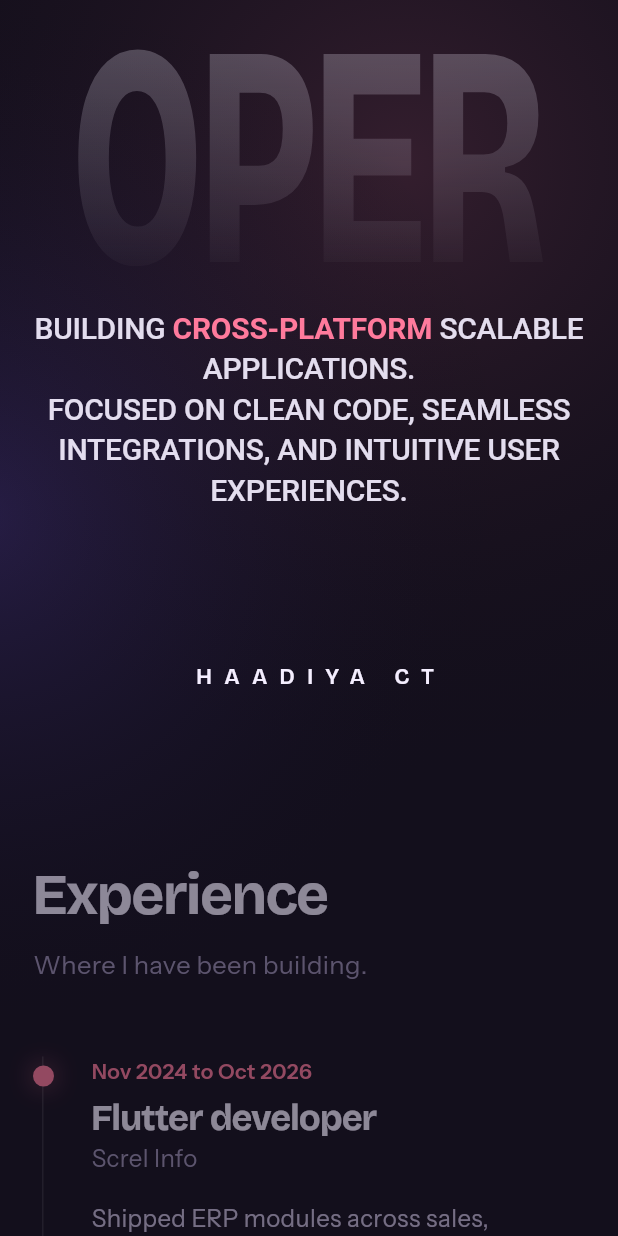
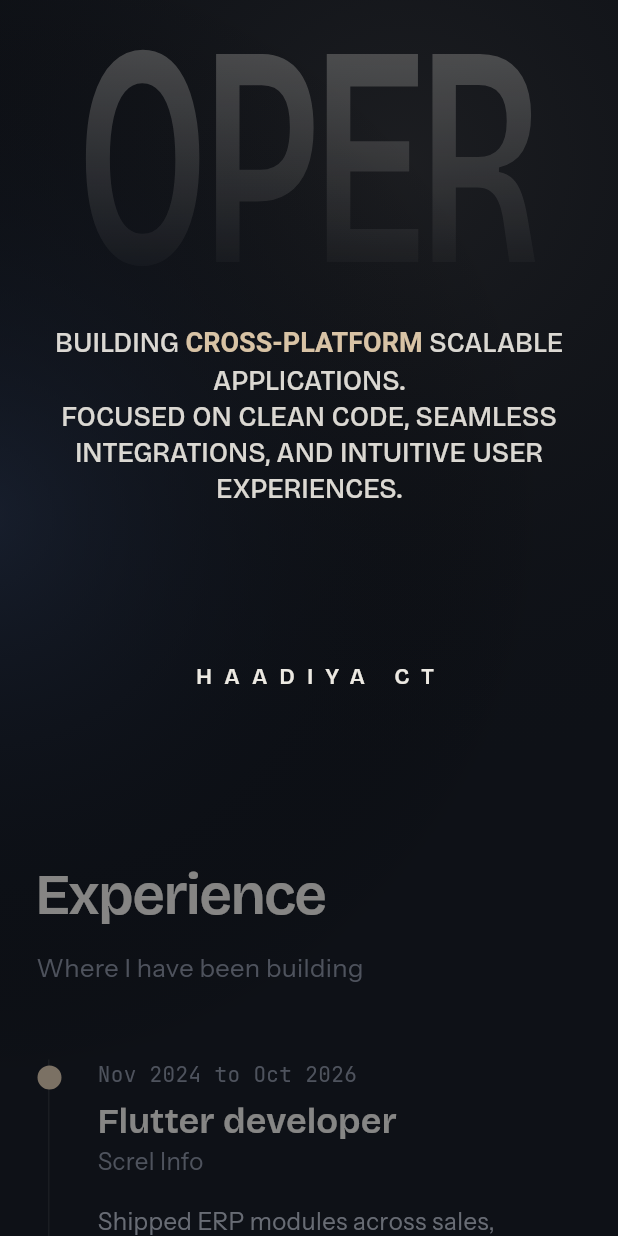
Before and after one commit to haadiyaa/hadiyaa-portfolio, a Flutter app: the screen it shows after launch, scrolled down 1152 dp, on a phone screen of 412 x 824 dp. Run offline on Flutter 3.47's test engine with Material 3 defaults, Android fonts, the phone set to English and light mode, and no system bars; our stand-ins replace flutter_riverpod, google_fonts.

Commit message:
refactor: update design system, theme, and component structure

```diff
--- a/lib/core/constants.dart
+++ b/lib/core/constants.dart
@@ -9,9 +9,8 @@ class K {
   static const email = 'haadiyact@gmail.com';
   static const linkedin = 'https://www.linkedin.com/in/haadiya-ct-47775621b/';
   static const github = 'https://github.com/haadiyaa';
-  static const tagline = 'I build Flutter apps that stay fast and usable offline, from restaurant ERPs to live analytics dashboards.';
-  static const contactTitle = 'Let\'s build something\npeople enjoy using.';
-  static const footer = 'Haadiya CT, Kozhikode, Kerala. Built with Flutter.';
+  static const contactTitle = 'Need a Flutter developer?\nGet in touch';
+  static const footer = 'Haadiya CT, Kozhikode, Kerala. Built with Flutter';
   static const introLines = [
     "BUILDING *CROSS-PLATFORM* SCALABLE APPLICATIONS.",
     'FOCUSED ON CLEAN CODE, SEAMLESS INTEGRATIONS, AND INTUITIVE USER EXPERIENCES.',
@@ -46,12 +45,14 @@ class K {
 
   static const mobileBp = 700.0, wideBp = 900.0, tabletBp = 1100.0, maxWidth = 1280.0, gap = 24.0;
 
+  // One neutral ramp tinted toward the navy of her blazer, warm off-white text from her hijab,
+  // and a single muted sand accent taken from the same fabric. Used rarely.
   static const dark = Palette(
-      bg: Color(0xFF130F1C), card: Color(0xFF1C1628), ink: Color(0xFFF4EEFF), soft: Color(0xFFC9BEDD),
-      muted: Color(0xFF9A8FB3), line: Color(0x1FFFFFFF), accent: Color(0xFFFF7A9C), onAccent: Color(0xFF1A0B12), glow: Color(0xFF7C5CFF));
+      bg: Color(0xFF0E1117), card: Color(0xFF151A22), ink: Color(0xFFECE9E2), soft: Color(0xFFB4B9C4),
+      muted: Color(0xFF858B99), line: Color(0x1AECE9E2), accent: Color(0xFFD8C3A5), onAccent: Color(0xFF17130B), glow: Color(0xFF1B2436));
   static const light = Palette(
-      bg: Color(0xFFF7F4FC), card: Color(0xFFFFFFFF), ink: Color(0xFF1B1230), soft: Color(0xFF4A3F63),
-      muted: Color(0xFF7A6F92), line: Color(0x1F1B1230), accent: Color(0xFFD81B60), onAccent: Color(0xFFFFFFFF), glow: Color(0xFFFFA8C5));
+      bg: Color(0xFFF4F2EE), card: Color(0xFFFFFFFF), ink: Color(0xFF15181F), soft: Color(0xFF444A57),
+      muted: Color(0xFF6B7180), line: Color(0x1A15181F), accent: Color(0xFF7E5F2B), onAccent: Color(0xFFFFFFFF), glow: Color(0xFFDDE2EC));
 
   static const stats = [Stat('3+', 'years shipping Flutter'), Stat('5+', 'apps built'), Stat('4', 'platforms, one codebase')];
 
--- a/lib/core/responsive.dart
+++ b/lib/core/responsive.dart
@@ -7,7 +7,7 @@ extension Responsive on BuildContext {
   double get pin => h * K.pinFactor; // scroll distance the hero stays pinned for
   bool get mob => w < K.mobileBp;
   bool get wide => w >= K.wideBp;
-  double get pad => w < K.mobileBp ? 22 : (w < K.tabletBp ? 44 : 80);
+  double get pad => w < K.mobileBp ? 24 : (w < K.tabletBp ? 44 : 80);
   /// One fixed height for every project card. Two narrow columns (900 to 1100px) need the most room.
   double get cardH => w < 500 ? 520 : (w < K.wideBp ? 400 : (w < K.tabletBp ? 470 : 430));
 }
--- a/lib/core/theme.dart
+++ b/lib/core/theme.dart
@@ -1,6 +1,6 @@
 import 'package:flutter/material.dart';
 import 'package:google_fonts/google_fonts.dart';
-import 'package:haadiya_portfolio/core/constants.dart';
+import 'constants.dart';
 
 /// Colors that change between light and dark mode.
 @immutable
@@ -30,5 +30,10 @@ extension ThemeX on BuildContext {
   Palette get p => Theme.of(this).extension<Palette>()!;
 }
 
+/// Display and headings. Weight 600 at most; tight tracking only on large sizes.
 TextStyle head(BuildContext c, double s, [Color? color]) => GoogleFonts.bricolageGrotesque(
-    fontSize: s, fontWeight: FontWeight.w700, height: 1.05, letterSpacing: -s * .03, color: color ?? c.p.ink);
+    fontSize: s, fontWeight: FontWeight.w600, height: 1.05, letterSpacing: s >= 32 ? -s * .03 : 0, color: color ?? c.p.ink);
+
+/// Meta text: dates, project types, tags.
+TextStyle mono(BuildContext c, double s, [Color? color]) =>
+    GoogleFonts.jetBrainsMono(fontSize: s, fontWeight: FontWeight.w400, height: 1.4, color: color ?? c.p.muted);
--- a/lib/views/sections/experience_section.dart
+++ b/lib/views/sections/experience_section.dart
@@ -1,17 +1,17 @@
 import 'package:flutter/material.dart';
 import 'package:flutter_riverpod/flutter_riverpod.dart';
-import 'package:haadiya_portfolio/core/constants.dart';
-import 'package:haadiya_portfolio/viewmodels/portfolio_vm.dart';
-import 'package:haadiya_portfolio/widgets/reveal.dart';
-import 'package:haadiya_portfolio/widgets/section_block.dart';
-import 'package:haadiya_portfolio/widgets/timeline_item.dart';
+import '../../core/constants.dart';
+import '../../viewmodels/portfolio_vm.dart';
+import '../../widgets/reveal.dart';
+import '../../widgets/section_block.dart';
+import '../../widgets/timeline_item.dart';
 
 class ExperienceSection extends ConsumerWidget {
   const ExperienceSection({super.key});
   @override
   Widget build(BuildContext context, WidgetRef ref) {
     final jobs = ref.watch(portfolioProvider).jobs;
-    return SectionBlock(0, K.navLinks[0], 'Where I have been building.', Column(children: [
+    return SectionBlock(0, K.navLinks[0], 'Where I have been building', Column(children: [
       for (var i = 0; i < jobs.length; i++) Reveal(delay: i * 120, child: TimelineItem(jobs[i], highlight: i == 0)),
     ]));
   }
--- a/lib/views/sections/hero_section.dart
+++ b/lib/views/sections/hero_section.dart
@@ -1,6 +1,5 @@
 import 'dart:math' as math;
 import 'package:flutter/material.dart';
-import 'package:haadiya_portfolio/widgets/particle_character.dart';
 import '../../core/constants.dart';
 import '../../core/responsive.dart';
 import '../../viewmodels/hero_vm.dart';
@@ -8,6 +7,7 @@ import '../../widgets/floating_character.dart';
 import '../../widgets/hero_intro.dart';
 import '../../widgets/hero_name.dart';
 import '../../widgets/hero_word.dart';
+import '../../widgets/particle_character.dart';
 import '../../widgets/scroll_hint.dart';
 
 /// The hero stays pinned for a while as you scroll: the character lifts away and the intro
@@ -74,7 +74,7 @@ class HeroSection extends StatelessWidget {
                                             child: FloatingCharacter(loop, charH,
                                                 shadowOpacity: _fade(intro.value, .75, 1) * (1 - phase(p, 0, .3)),
                                                 image: ParticleCharacter(width: charH * K.characterAspect, height: charH, lift: p, mouse: mouse)))),
-                                const SizedBox(height: 14),
+                                const SizedBox(height: 16),
                                 Opacity(opacity: _fade(intro.value, .75, 1), child: HeroName(K.name.toUpperCase())),
                               ]))),
                       if (!mob)
--- a/lib/views/sections/stack_section.dart
+++ b/lib/views/sections/stack_section.dart
@@ -13,7 +13,7 @@ class StackSection extends ConsumerWidget {
   @override
   Widget build(BuildContext context, WidgetRef ref) {
     final groups = ref.watch(portfolioProvider).stack;
-    return SectionBlock(2, K.navLinks[2], 'The tools I reach for.', Column(children: [
+    return SectionBlock(2, K.navLinks[2], 'The tools I reach for', Column(children: [
       for (var i = 0; i < groups.length; i++)
         Reveal(
             delay: i * 100,
--- a/lib/views/sections/work_section.dart
+++ b/lib/views/sections/work_section.dart
@@ -11,6 +11,6 @@ class WorkSection extends ConsumerWidget {
   @override
   Widget build(BuildContext context, WidgetRef ref) {
     final projects = ref.watch(portfolioProvider).projects;
-    return SectionBlock(1, K.navLinks[1], 'Products I have built and shipped.', Reveal(child: ProjectMarquee(projects)));
+    return SectionBlock(1, K.navLinks[1], 'Products I have built and shipped', Reveal(child: ProjectMarquee(projects)));
   }
 }
--- a/lib/widgets/floating_character.dart
+++ b/lib/widgets/floating_character.dart
@@ -25,7 +25,7 @@ class FloatingCharacter extends StatelessWidget {
                 opacity: shadowOpacity,
                 child: Container(
                 width: width * .55 * (1 - .06 * bob),
-                height: 18,
+                height: 16,
                 decoration: BoxDecoration(
                     borderRadius: BorderRadius.circular(40),
                     boxShadow: [BoxShadow(color: Colors.black.withOpacity(shadow), blurRadius: 30, spreadRadius: 4)]))),
--- a/lib/widgets/hero_intro.dart
+++ b/lib/widgets/hero_intro.dart
@@ -10,10 +10,8 @@ class HeroIntro extends StatelessWidget {
   const HeroIntro(this.progress, {super.key});
   @override
   Widget build(BuildContext context) {
-    final pal = context.p,
-        size = (context.w * .024).clamp(18.0, 34.0).toDouble();
-    final base = head(context, size, pal.ink.withOpacity(.92)).copyWith(
-        fontWeight: FontWeight.w500, height: 1.35, letterSpacing: -size * .01);
+    final pal = context.p, size = (context.w * .024).clamp(18.0, 34.0).toDouble();
+    final base = head(context, size, pal.ink.withOpacity(.92)).copyWith(fontWeight: FontWeight.w500, height: 1.35, letterSpacing: 0);
     return Padding(
         padding: EdgeInsets.symmetric(horizontal: context.pad),
         child: Column(mainAxisSize: MainAxisSize.min, children: [
@@ -25,20 +23,10 @@ class HeroIntro extends StatelessWidget {
                   child: Transform.translate(
                       offset: Offset(0, (1 - t) * 28),
                       child: Text.rich(
-                          TextSpan(
-                            style: TextStyle(fontSize: context.mob ? 20 : 30),
-                            children: [
-                              for (final (text, highlight)
-                                  in marked(K.introLines[i]))
-                                TextSpan(
-                                    text: text,
-                                    style: highlight
-                                        ? TextStyle(
-                                            color: pal.accent,
-                                            fontWeight: FontWeight.w700)
-                                        : null),
-                            ],
-                          ),
+                          TextSpan(children: [
+                            for (final (text, highlight) in marked(K.introLines[i]))
+                              TextSpan(text: text, style: highlight ? TextStyle(color: pal.accent, fontWeight: FontWeight.w600) : null),
+                          ]),
                           textAlign: TextAlign.center,
                           style: base)));
             }),
--- a/lib/widgets/hero_word.dart
+++ b/lib/widgets/hero_word.dart
@@ -27,7 +27,7 @@ class HeroWord extends StatelessWidget {
     final size = mob ? context.w * .30 : 400.0;
     final padV = size * .3, padH = size * .08; // room so nothing leaves the mask, letters never get cut
     final wide = math.min(context.w * .98, context.h * 2.4); // may break out of the page padding
-    final style = GoogleFonts.bricolageGrotesque(fontSize: size, fontWeight: FontWeight.w800, height: .85, letterSpacing: -size * .04, color: Colors.white);
+    final style = GoogleFonts.bricolageGrotesque(fontSize: size, fontWeight: FontWeight.w600, height: .85, letterSpacing: -size * .04, color: Colors.white);
     var n = 0;
     final lines = [
       for (final line in mob ? K.heroWordMobile : [K.heroWord])
--- a/lib/widgets/section_block.dart
+++ b/lib/widgets/section_block.dart
@@ -19,7 +19,7 @@ class SectionBlock extends StatelessWidget {
         Reveal(
             child: Column(crossAxisAlignment: CrossAxisAlignment.start, children: [
           Text(title, style: head(context, context.mob ? 38 : 60)),
-          const SizedBox(height: 14),
+          const SizedBox(height: 16),
           Text(subtitle, style: TextStyle(color: context.p.muted, fontSize: 17)),
         ])),
         const SizedBox(height: 44),
--- a/lib/widgets/timeline_item.dart
+++ b/lib/widgets/timeline_item.dart
@@ -1,7 +1,7 @@
 import 'package:flutter/material.dart';
-import 'package:haadiya_portfolio/models/models.dart';
-import 'package:haadiya_portfolio/core/responsive.dart';
-import 'package:haadiya_portfolio/core/theme.dart';
+import '../core/responsive.dart';
+import '../core/theme.dart';
+import '../models/models.dart';
 
 class TimelineItem extends StatelessWidget {
   final Job job;
@@ -11,21 +11,21 @@ class TimelineItem extends StatelessWidget {
   Widget build(BuildContext context) {
     final p = context.p;
     return Container(
-        margin: const EdgeInsets.only(left: 6),
+        margin: const EdgeInsets.only(left: 8),
         padding: const EdgeInsets.only(left: 32, bottom: 48),
         decoration: BoxDecoration(border: Border(left: BorderSide(color: p.line))),
         child: Stack(clipBehavior: Clip.none, children: [
           Positioned(
-              left: -39, top: 6,
+              left: -40, top: 4,
               child: Container(
-                  width: 14, height: 14,
+                  width: 16, height: 16,
                   decoration: BoxDecoration(
                       shape: BoxShape.circle,
                       color: highlight ? p.accent : p.bg,
                       border: Border.all(color: highlight ? p.accent : p.muted, width: 2),
-                      boxShadow: highlight ? [BoxShadow(color: p.accent.withValues(alpha: .5), blurRadius: 14)] : []))),
+))),
           Column(crossAxisAlignment: CrossAxisAlignment.start, children: [
-            Text(job.when, style: TextStyle(color: p.accent, fontWeight: FontWeight.w600)),
+            Text(job.when, style: mono(context, 14)),
             const SizedBox(height: 8),
             Text(job.role, style: head(context, context.mob ? 24 : 30)),
             const SizedBox(height: 4),
```
Also changed, not shown: lib/views/sections/contact_section.dart (+13 -13 lines), lib/widgets/app_button.dart (+12 -11 lines), lib/widgets/backdrop.dart (+4 -4 lines), lib/widgets/chips.dart (+13 -11 lines), lib/widgets/pressable.dart (added, +25 -0 lines), lib/widgets/project_card.dart (+7 -7 lines), lib/widgets/scroll_hint.dart (+3 -10 lines), 7 other files.
